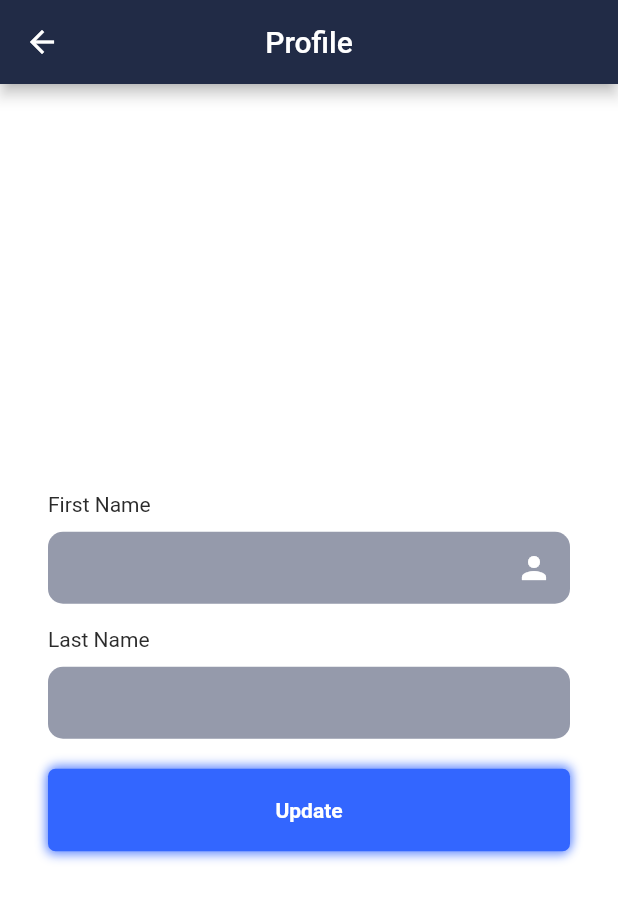
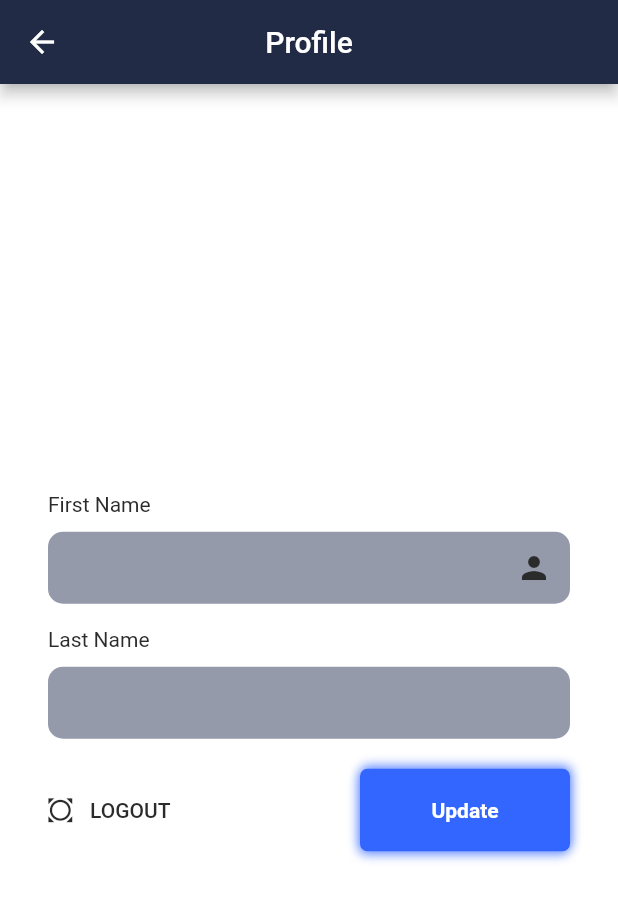
Before and after one commit to faisal-kabir/assignment_app, a Flutter app: the Profile screen opened by its route, on a phone screen of 412 x 824 dp. Shown: the top 901 px of the screen. Run offline on Flutter 3.47's test engine with Material 2 defaults, Android fonts, the phone set to English and light mode, and no system bars; our stand-ins replace shared_preferences; accounts and stored records are empty; statements that could not run were skipped.

Commit message:
2nd Commit

```diff
--- a/lib/Authentication/Login.dart
+++ b/lib/Authentication/Login.dart
@@ -39,6 +39,11 @@ class Show_Login extends State<Login> {
     return Scaffold(
         key: _scaffoldKey_login,
         backgroundColor: Themes.Background,
+        appBar: AppBar(
+          title: Text("Login"),
+          centerTitle: true,
+          automaticallyImplyLeading: false,
+        ),
         body: Container(
           padding: EdgeInsets.only(
               left: Dimension.Padding, right: Dimension.Padding),
--- a/lib/Screen/Profile.dart
+++ b/lib/Screen/Profile.dart
@@ -167,10 +167,25 @@ class _ProfileState extends State<Profile> {
                           child: Center(
                             child: Row(
                               mainAxisSize: MainAxisSize.max,
-                              mainAxisAlignment: MainAxisAlignment.center,
+                              mainAxisAlignment: MainAxisAlignment.spaceBetween,
                               crossAxisAlignment: CrossAxisAlignment.center,
                               children: <Widget>[
-                                LoadingButton(
+                                FlatButton.icon(
+                                    onPressed: () {
+                                      LogOut(context);
+                                    },
+                                    icon: Icon(
+                                      Icons.all_out,
+                                      color: Themes.Icon_Color,
+                                    ),
+                                    label: Text(
+                                      'LOGOUT',
+                                      style: textStyle,
+                                    )),
+                                Padding(
+                                  padding:
+                                      EdgeInsets.only(right: Dimension.Padding),
+                                  child: LoadingButton(
                                       onPressed: () {
                                         if (_formkey_Profile.currentState
                                             .validate()) {
@@ -196,8 +211,7 @@ class _ProfileState extends State<Profile> {
                                       ),
                                       child: Container(
                                         height: 35,
-                                      width: MediaQuery.of(context).size.width -
-                                          84,
+                                        width: 120,
                                         alignment: Alignment.center,
                                         child: Text(
                                           "Update",
@@ -210,21 +224,21 @@ class _ProfileState extends State<Profile> {
                                       ),
                                       decoration: BoxDecoration(
                                           color: Themes.Primary_Lite,
-                                        borderRadius: BorderRadius.circular(5),
+                                          borderRadius:
+                                              BorderRadius.circular(5),
                                           boxShadow: [
                                             BoxShadow(
-                                              color:
-                                                  Themes.Primary_Lite.withAlpha(
-                                                      Dimension.Alpha),
+                                                color: Themes.Primary_Lite
+                                                    .withAlpha(Dimension.Alpha),
                                                 offset: Offset(1, -2),
                                                 blurRadius: 5),
                                             BoxShadow(
-                                              color:
-                                                  Themes.Primary_Lite.withAlpha(
-                                                      Dimension.Alpha),
+                                                color: Themes.Primary_Lite
+                                                    .withAlpha(Dimension.Alpha),
                                                 offset: Offset(-1, 2),
                                                 blurRadius: 5)
                                           ])),
+                                ),
                               ],
                             ),
                           ),
--- a/lib/Theme/Themes.dart
+++ b/lib/Theme/Themes.dart
@@ -8,6 +8,6 @@ class Themes {
   static Color Background = Color(0xFFFFFFFF);
 
   static Color Text_Color = Color(0xFF2B2B2B);
-  static Color Icon_Color = Color(0xFFFFFFFF);
+  static Color Icon_Color = Color(0xFF2B2B2B);
   static Color Text_Background = Color(0xFF2B2B2B);
 }
```
Lines whose indentation alone changed are shown as unchanged.
